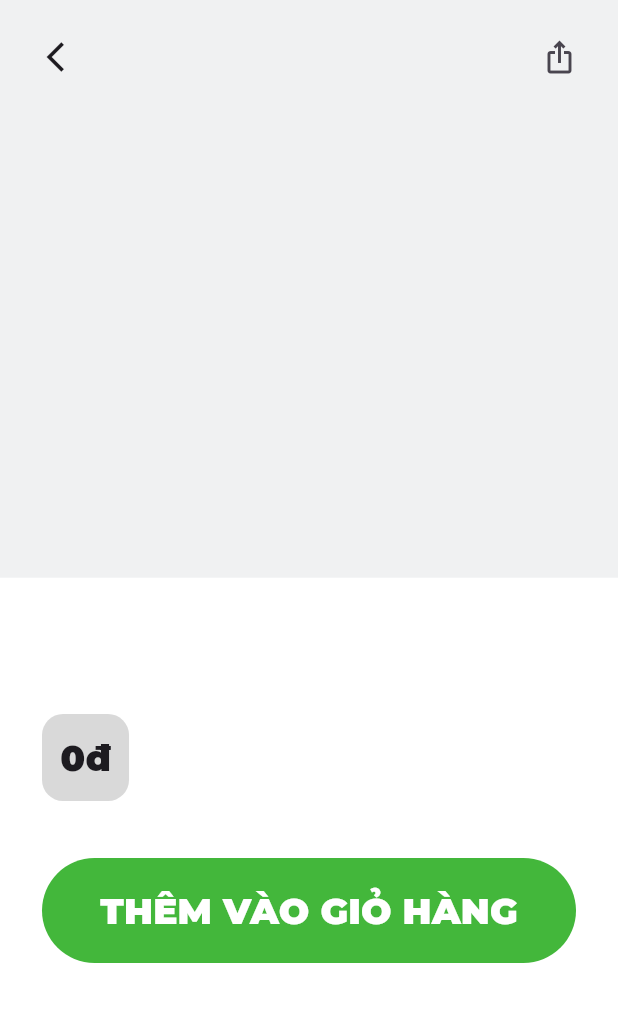
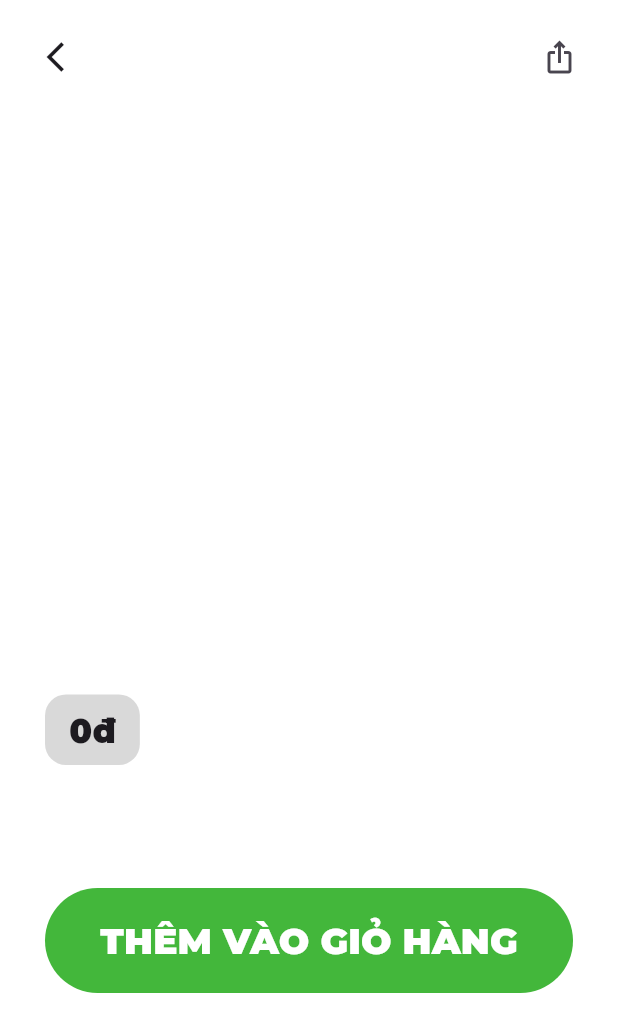
Before and after one commit to nghtamm/shop-bac-si-NguyenTrongThuy, a Flutter app: the ProductDetailPage screen opened directly with empty values, on a phone screen of 412 x 824 dp. Shown: the top 1032 px of the screen. Run offline on Flutter 3.47's test engine with Material 3 defaults, Android fonts, the phone set to English and light mode, and no system bars; our stand-ins replace cloud_firestore, dash_chat_2, firebase_auth, firebase_core, flutter_bloc, flutter_dotenv and 3 more; missing offline and left inert: chat_gpt_sdk; accounts and stored records are empty; project files that could hold a hidden picture were left out.

Commit message:
refactor: refactoring product and chatgpt_bot

```diff
--- a/lib/features/home/views/widgets/doctor_choice.dart
+++ b/lib/features/home/views/widgets/doctor_choice.dart
@@ -1,12 +1,9 @@
 import 'package:flutter/material.dart';
 import 'package:flutter_bloc/flutter_bloc.dart';
-import 'package:shop_bacsi_nguyentrongthuy/core/helpers/appnavigator.dart';
-import 'package:shop_bacsi_nguyentrongthuy/core/helpers/image_display.dart';
 import 'package:shop_bacsi_nguyentrongthuy/features/home/views/bloc/product_display_cubit.dart';
 import 'package:shop_bacsi_nguyentrongthuy/features/home/views/bloc/product_display_state.dart';
 import 'package:shop_bacsi_nguyentrongthuy/features/home/views/widgets/product_card.dart';
 import 'package:shop_bacsi_nguyentrongthuy/features/product/domain/entities/product.dart';
-import 'package:shop_bacsi_nguyentrongthuy/features/product_detail/views/pages/product_detail.dart';
 
 class DoctorChoice extends StatelessWidget {
   const DoctorChoice({super.key});
--- /dev/null
+++ b/lib/features/product/views/pages/product_detail.dart
@@ -0,0 +1,52 @@
+import 'package:flutter/material.dart';
+import 'package:shop_bacsi_nguyentrongthuy/features/product/domain/entities/product.dart';
+import 'package:shop_bacsi_nguyentrongthuy/features/product/views/widgets/product_appbar.dart';
+import 'package:shop_bacsi_nguyentrongthuy/features/product/views/widgets/product_image.dart';
+import 'package:shop_bacsi_nguyentrongthuy/features/product/views/widgets/product_price.dart';
+import 'package:shop_bacsi_nguyentrongthuy/features/product/views/widgets/product_title.dart';
+import 'package:shop_bacsi_nguyentrongthuy/features/product/views/widgets/product_desc.dart';
+
+class ProductDetailPage extends StatelessWidget {
+  final ProductEntity productEntity;
+  const ProductDetailPage({required this.productEntity, super.key});
+
+  @override
+  Widget build(BuildContext context) {
+    return Scaffold(
+      backgroundColor: Colors.white,
+      appBar: const ProductAppbar(),
+      body: SingleChildScrollView(
+        child: Padding(
+          padding: const EdgeInsets.only(bottom: 30),
+          child: Column(
+            crossAxisAlignment: CrossAxisAlignment.start,
+            children: [
+              ProductImages(productEntity: productEntity),
+              const SizedBox(height: 60),
+              ProductTitle(productEntity: productEntity),
+              const SizedBox(height: 10),
+              ProductPrice(productEntity: productEntity),
+              const SizedBox(height: 20),
+              ProductDesc(productEntity: productEntity),
+              const SizedBox(height: 40),
+              Padding(
+                padding: const EdgeInsets.symmetric(horizontal: 30),
+                child: ElevatedButton(
+                  onPressed: () {},
+                  child: const Text(
+                    'THÊM VÀO GIỎ HÀNG',
+                    style: TextStyle(
+                      fontSize: 24,
+                      fontWeight: FontWeight.w800,
+                      color: Colors.white,
+                    ),
+                  ),
+                ),
+              ),
+            ],
+          ),
+        ),
+      ),
+    );
+  }
+}
--- a/lib/features/product_detail/views/widgets/product_appbar.dart
+++ b/lib/features/product/views/widgets/product_appbar.dart
@@ -1,10 +1,7 @@
 import 'package:flutter/material.dart';
-import 'package:shop_bacsi_nguyentrongthuy/features/home/views/pages/home.dart';
-import 'package:shop_bacsi_nguyentrongthuy/features/auth/views/pages/authentication.dart';
-import 'package:shop_bacsi_nguyentrongthuy/features/get_started/views/bloc/auth_state.dart';
 
 class ProductAppbar extends StatelessWidget implements PreferredSizeWidget {
-  const ProductAppbar({Key? key}) : super(key: key);
+  const ProductAppbar({super.key});
 
   @override
   Widget build(BuildContext context) {
@@ -15,7 +12,7 @@ class ProductAppbar extends StatelessWidget implements PreferredSizeWidget {
           left: 15,
           right: 15,
           child: AppBar(
-            backgroundColor: const Color(0xFFF0F1F2), // Add background color
+            backgroundColor: Colors.white,
             actions: <Widget>[
               IconButton(
                 icon: const Icon(Icons.ios_share),
--- a/lib/features/product_detail/views/widgets/product_desc.dart
+++ b/lib/features/product/views/widgets/product_desc.dart
@@ -8,13 +8,14 @@ class ProductDesc extends StatelessWidget {
   @override
   Widget build(BuildContext context) {
     return Padding(
-      padding: const EdgeInsets.symmetric(horizontal: 3),
+      padding: const EdgeInsets.symmetric(horizontal: 30),
       child: Text(
         productEntity.description,
         style: const TextStyle(
           fontSize: 16,
           fontWeight: FontWeight.w500,
         ),
+        textAlign: TextAlign.justify,
       ),
     );
   }
--- a/lib/features/product_detail/views/widgets/product_image.dart
+++ b/lib/features/product/views/widgets/product_image.dart
@@ -4,16 +4,14 @@ import 'package:shop_bacsi_nguyentrongthuy/core/helpers/image_display.dart';
 
 class ProductImages extends StatelessWidget {
   final ProductEntity productEntity;
-  const ProductImages({Key? key, required this.productEntity})
-      : super(key: key);
+  const ProductImages({super.key, required this.productEntity});
 
   @override
   Widget build(BuildContext context) {
     return SizedBox(
       height: 300,
-      child: ListView.separated(
-        padding: const EdgeInsets.symmetric(horizontal: 60),
-        scrollDirection: Axis.horizontal,
+      child: PageView.builder(
+        controller: PageController(viewportFraction: 1),
         itemBuilder: (context, index) {
           return Center(
             child: Container(
@@ -31,9 +29,6 @@ class ProductImages extends StatelessWidget {
             ),
           );
         },
-        separatorBuilder: (context, index) => const SizedBox(
-          width: 10,
-        ),
         itemCount: productEntity.images.length,
       ),
     );
--- a/lib/features/product_detail/views/widgets/product_price.dart
+++ b/lib/features/product/views/widgets/product_price.dart
@@ -8,17 +8,20 @@ class ProductPrice extends StatelessWidget {
   @override
   Widget build(BuildContext context) {
     return Padding(
-      padding: const EdgeInsets.symmetric(horizontal: 28),
+      padding: const EdgeInsets.symmetric(horizontal: 30),
       child: Container(
-        padding: const EdgeInsets.all(12.0),
+        padding: const EdgeInsets.symmetric(
+          vertical: 8,
+          horizontal: 16,
+        ),
         decoration: BoxDecoration(
           color: const Color(0xFFD9D9D9),
           borderRadius: BorderRadius.circular(14),
         ),
         child: Text(
-          productEntity.price.toString() + 'đ',
+          '${productEntity.price}đ',
           style: const TextStyle(
-            fontSize: 24,
+            fontSize: 22,
             fontWeight: FontWeight.w800,
           ),
         ),
--- a/lib/features/product_detail/views/widgets/product_title.dart
+++ b/lib/features/product/views/widgets/product_title.dart
@@ -13,7 +13,7 @@ class ProductTitle extends StatelessWidget {
       child: Text(
         productEntity.title,
         style: const TextStyle(
-          fontSize: 28,
+          fontSize: 26,
           fontWeight: FontWeight.w800,
         ),
       ),
--- a/lib/features/product_detail/views/pages/product_detail.dart
+++ /dev/null
@@ -1,71 +0,0 @@
-import 'package:flutter/material.dart';
-import 'package:shop_bacsi_nguyentrongthuy/features/product/domain/entities/product.dart';
-import 'package:shop_bacsi_nguyentrongthuy/features/product_detail/views/widgets/product_appbar.dart';
-import 'package:shop_bacsi_nguyentrongthuy/features/product_detail/views/widgets/product_image.dart';
-import 'package:shop_bacsi_nguyentrongthuy/features/product_detail/views/widgets/product_price.dart';
-import 'package:shop_bacsi_nguyentrongthuy/features/product_detail/views/widgets/product_title.dart';
-import 'package:shop_bacsi_nguyentrongthuy/features/product_detail/views/widgets/product_desc.dart';
-
-class ProductDetailPage extends StatelessWidget {
-  final ProductEntity productEntity;
-  const ProductDetailPage({required this.productEntity, super.key});
-
-  @override
-  Widget build(BuildContext context) {
-    return Scaffold(
-      backgroundColor: const Color(0xFFF0F1F2),
-      appBar: const ProductAppbar(),
-      body: Stack(
-        children: [
-          // Phần chia background màu
-          Column(
-            children: [
-              Expanded(
-                flex: 3,
-                child: Container(
-                  color: const Color(0xFFF0F1F2), // Màu nền phần trên
-                ),
-              ),
-              Expanded(
-                flex: 4,
-                child: Container(
-                  color: Colors.white, // Màu nền phần dưới
-                ),
-              ),
-            ],
-          ),
-          // Nội dung chính
-          SingleChildScrollView(
-            child: Column(
-              crossAxisAlignment: CrossAxisAlignment.start,
-              children: [
-                ProductImages(productEntity: productEntity),
-                const SizedBox(height: 74),
-                ProductTitle(productEntity: productEntity),
-                const SizedBox(height: 6),
-                ProductPrice(productEntity: productEntity),
-                const SizedBox(height: 16),
-                ProductDesc(productEntity: productEntity),
-                const Spacer(),
-                Padding(
-                  padding: const EdgeInsets.symmetric(horizontal: 28.0),
-                  child: ElevatedButton(
-                    onPressed: () {},
-                    child: const Text(
-                      'THÊM VÀO GIỎ HÀNG',
-                      style: TextStyle(
-                        fontSize: 24,
-                        fontWeight: FontWeight.w800,
-                        color: Colors.white,
-                      ),
-                    ),
-                  ),
-                ),
-              ],
-            ),
-          ),
-        ],
-      ),
-    );
-  }
-}
--- a/lib/main.dart
+++ b/lib/main.dart
@@ -13,7 +13,6 @@
 import 'package:shop_bacsi_nguyentrongthuy/features/home/views/pages/home.dart';
 import 'package:shop_bacsi_nguyentrongthuy/firebase_options.dart';
 import 'package:shop_bacsi_nguyentrongthuy/service_locator.dart';
-import 'package:shop_bacsi_nguyentrongthuy/features/xinchaochatgpt/views/pages/AI_chat.dart';
 
 Future<void> main() async {
   WidgetsFlutterBinding.ensureInitialized();
```
Also changed, not shown: lib/features/chatgpt_bot/views/pages/ai_chat.dart (renamed from lib/features/xinchaochatgpt/views/pages/AI_chat.dart, +14 -18 lines), lib/features/chatgpt_bot/views/widgets/ai_chat_appbar.dart (renamed from lib/features/xinchaochatgpt/views/widgets/AI_chat_appbar.dart, +11 -21 lines), lib/features/chatgpt_bot/views/widgets/ai_chat_textbox.dart (added, +64 -0 lines), lib/features/home/views/pages/home.dart (+8 -1 lines), lib/features/home/views/widgets/product_card.dart (+9 -2 lines), lib/features/xinchaochatgpt/views/widgets/AI_chat_textbox.dart (deleted, +0 -66 lines), 1 other file.
